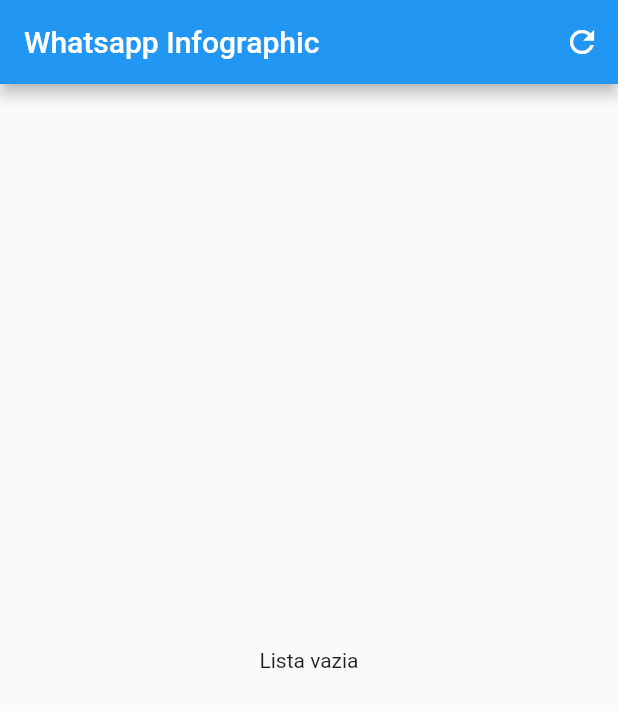
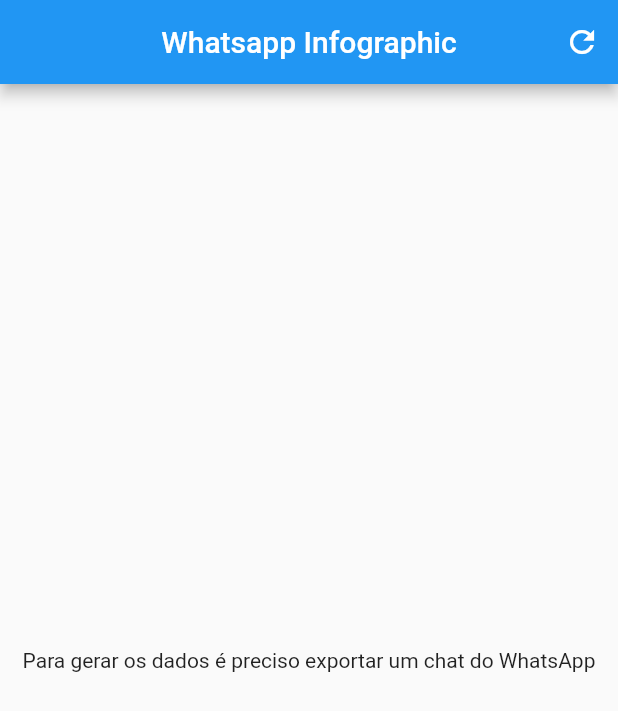
Before and after one commit to dandandandaann/wpp-graphic, a Flutter app: the screen it shows after launch, after a tap on the "refresh" icon, on a phone screen of 412 x 824 dp. Shown: the top 711 px of the screen. Run offline on Flutter 3.47's test engine with Material 2 defaults, Android fonts, the phone set to English and light mode, and no system bars; our stand-ins replace device_info; missing offline and left inert: flutter_rollbar.

```diff
--- a/lib/deviceInfo.dart
+++ b/lib/deviceInfo.dart
@@ -1,11 +1,12 @@
 import 'dart:io';
 import 'package:device_info/device_info.dart';
+import 'package:flutter_rollbar/flutter_rollbar.dart';
 
 class DeviceInfo {
   static Future<Map<String, String>> getInfoAsync() async {
-    String deviceName;
-    String deviceVersion;
-    String identifier;
+    String deviceName = '';
+    String deviceVersion = '';
+    String identifier = '';
     final DeviceInfoPlugin deviceInfoPlugin = new DeviceInfoPlugin();
     try {
       if (Platform.isAndroid) {
@@ -20,26 +21,21 @@ class DeviceInfo {
         identifier = data.identifierForVendor; //UUID for iOS
       }
     } on Exception {
-      // TODO: check if exception create a send report popup
-      print('Failed to get platform version');
+      Rollbar().publishReport(message: 'Failed to get platform version');
     }
 
     return {'name': deviceName, 'version': deviceVersion, 'id': identifier};
   }
 
   static Map<String, String> getInfo() {
-    String deviceName;
-    String deviceVersion;
-    String identifier;
+    String deviceName = '';
+    String deviceVersion = '';
+    String identifier = '';
     final DeviceInfoPlugin deviceInfoPlugin = new DeviceInfoPlugin();
     try {
       if (Platform.isAndroid) {
         AndroidDeviceInfo deviceInfo;
         deviceInfoPlugin.androidInfo.then((resultado) => print(resultado));
-    // save()
-    //     .then((success) => window.alert(success ? 'Saved' : 'Failed'))
-    //     .catchError((e) => window.alert(e))
-    //     .whenComplete(() { saveButton.enabled = true; });
 
         deviceName = deviceInfo.model;
         deviceVersion = deviceInfo.version.toString();
@@ -52,8 +48,7 @@ class DeviceInfo {
         identifier = deviceInfo.identifierForVendor; //UUID for iOS
       }
     } on Exception {
-      // TODO: check if exception create a send report popup
-      print('Failed to get platform version');
+      Rollbar().publishReport(message: 'Failed to get platform version');
     }
 
     return {'name': deviceName, 'version': deviceVersion, 'id': identifier};
--- a/lib/main.dart
+++ b/lib/main.dart
@@ -1,3 +1,5 @@
+import 'dart:async';
+
 import 'package:flutter/material.dart';
 import 'package:flutter/services.dart';
 import 'package:flutter_rollbar/flutter_rollbar.dart';
@@ -5,7 +7,13 @@ import 'package:hello_world/textProcessor.dart';
 
 import 'deviceInfo.dart';
 
-void main() => runApp(new HelloWorldApp());
+void main() => runZoned<Future<void>>(() async {
+      runApp(new HelloWorldApp());
+    }, onError: (error, stackTrace) async {
+      await Rollbar().publishReport(message: '$error.\n$stackTrace');
+      // TODO: show dialog when errors are caught
+      // _reportError(error, stackTrace);
+    });
 
 class HelloWorldApp extends StatefulWidget {
   State<StatefulWidget> createState() {
@@ -14,31 +22,31 @@ class HelloWorldApp extends StatefulWidget {
 }
 
 class HelloWorldState extends State<HelloWorldApp> {
-  String _chatText;
   Map<String, String> chatStatistics;
 
   Widget build(BuildContext context) {
     return new MaterialApp(
       home: new Scaffold(
         appBar: new AppBar(
-          title: new Text('Whatsapp Infographic'),
+          title: new Text('Whatsapp Infographic'), centerTitle: true,
+          // TODO: comment before releasing
           actions: <Widget>[
             new IconButton(
               icon: new Icon(Icons.refresh),
               onPressed: () async {
                 final String path = 'assets/chat.txt';
-                _chatText = await WIP.loadAsset(path, context);
-                var _textProcessor = new TextProcessor(_chatText);
+                var asd = await WIP.loadAsset(path, context);
+                var _textProcessor = new TextProcessor(asd);
                 chatStatistics = _textProcessor.generateStatistics();
-
                 setState(() {});
               },
             )
           ],
+          // comment before releasing
         ),
         body: new Center(
             child: chatStatistics == null
-                ? new Text('Lista vazia')
+                ? new Text('Para gerar os dados é preciso exportar um chat do WhatsApp')
                 : new ListView.builder(
                     itemCount: chatStatistics.length,
                     itemBuilder: (context, index) {
@@ -66,10 +74,9 @@ class HelloWorldState extends State<HelloWorldApp> {
   @override
   void initState() {
     DeviceInfo.getInfoAsync().then((deviceInfo) => new Rollbar()
-        ..accessToken = '831f70defad74c3092a50b2e0012102e'
-        ..environment = 'development'
-        ..person = new RollbarPerson(id: deviceInfo['id'])
-      );
+      ..accessToken = '831f70defad74c3092a50b2e0012102e'
+      ..environment = 'development'
+      ..person = new RollbarPerson(id: deviceInfo['id']));
     super.initState();
     _init();
   }
@@ -79,10 +86,9 @@ class HelloWorldState extends State<HelloWorldApp> {
     // Listen to lifecycle changes to subsequently call Java MethodHandler to check for shared data
     SystemChannels.lifecycle.setMessageHandler((msg) {
       if (msg.contains('resumed')) {
-        _getSharedData().then((d) {
-          if (d.containsKey('text')) {
-            var _textProcessor = new TextProcessor(d['text']);
-            setState(() => chatStatistics = _textProcessor.generateStatistics());
+        _getSharedData().then((sharedData) {
+          if (sharedData.containsKey('text')) {
+            setState(() => chatStatistics = TextProcessor(sharedData['text']).generateStatistics());
           }
         });
       }
@@ -93,8 +99,7 @@ class HelloWorldState extends State<HelloWorldApp> {
     // Call Java MethodHandler on application start up to check for shared data
     var data = await _getSharedData();
     if (data.containsKey('text')) {
-      var _textProcessor = new TextProcessor(data['text']);
-      setState(() => chatStatistics = _textProcessor.generateStatistics());
+      setState(() => chatStatistics = TextProcessor(sharedData['text']).generateStatistics());
     }
   }
 
--- a/lib/textProcessor.dart
+++ b/lib/textProcessor.dart
@@ -1,6 +1,5 @@
 import 'dart:core';
 import 'package:intl/intl.dart';
-import 'package:flutter_rollbar/flutter_rollbar.dart';
 
 class TextProcessor {
   String _chat;
@@ -22,9 +21,10 @@ class TextProcessor {
     var result = Map<String, String>();
 
     // define chat pattern
+    if(_chat.length < 50) throw new Exception('Muito pouco chat para analisar');
     var chatStart = _chat.substring(0, 50);
     _pattern = _patternList.singleWhere((pattern) => new RegExp(pattern.regex).hasMatch(chatStart),
-        orElse: () => throw new UnimplementedError('pattern do chat não encontrado'));
+        orElse: () => throw new UnimplementedError('pattern "${chatStart.substring(0, 25)}" não reconhecido'));
 
     // remove whatsapp tags <...>
     _chat = _chat.replaceAll('<Media omitted>', '');
```
